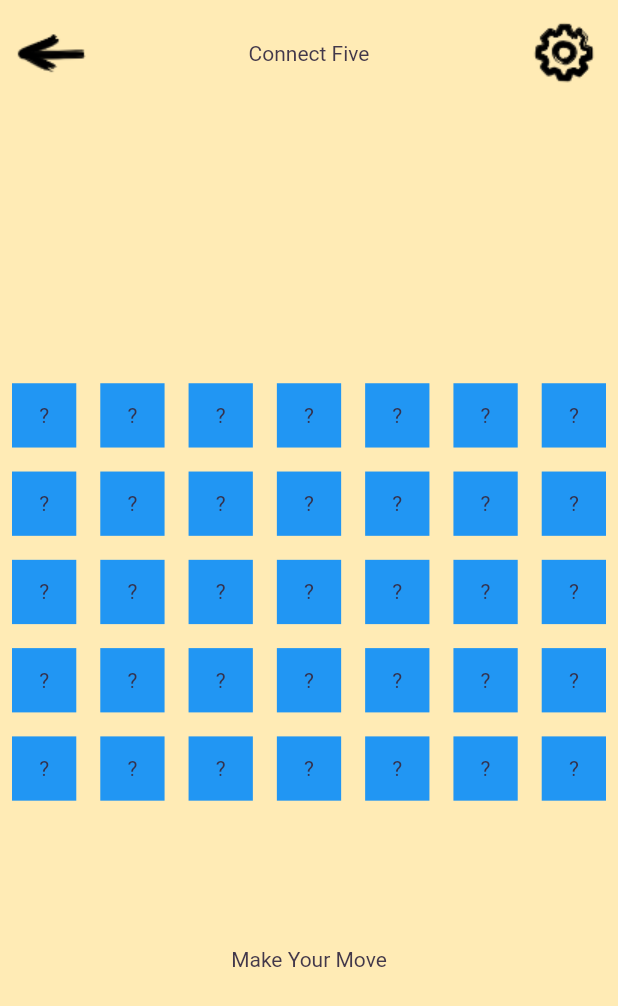
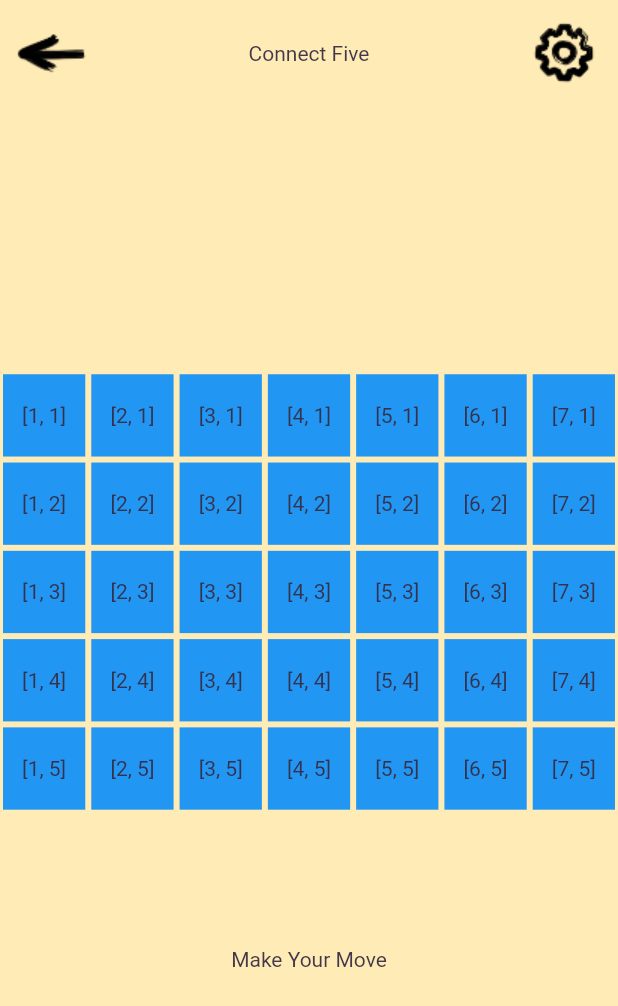
Before and after one commit to davefaliskie/game_1, a Flutter app: the PlaySessionScreen screen opened directly with sample values from the repository, on a phone screen of 412 x 824 dp. Shown: the top 1006 px of the screen. Run offline on Flutter 3.47's test engine with Material 2 defaults, Android fonts, the light colour scheme and no system bars; our stand-ins replace audioplayers, firebase_core, firebase_crashlytics, go_router, google_mobile_ads, in_app_purchase and 1 more; missing offline and left inert: games_services; accounts and stored records are empty.

Commit message:
identify the row/col for each tile

```diff
--- /dev/null
+++ b/lib/src/game_internals/board_setting.dart
@@ -0,0 +1,34 @@
+class BoardSetting {
+  final int cols;
+  final int rows;
+
+  const BoardSetting(
+      {required this.cols,
+      required this.rows});
+
+  int totalTiles() {
+    return cols * rows;
+  }
+
+  List<int> tilePosition(int boardIndex) {
+
+    // int x = ((boardIndex + 1) / cols).ceil();
+    // int y = ((rows * cols) + 1) - ((rows * cols) - boardIndex);
+
+    int column = (boardIndex % cols).ceil() + 1;
+    int row = ((boardIndex + 1) / cols).ceil();
+    return [column, row];
+  }
+
+
+  // @override
+  // int get hashCode => Object.hash(cols, rows);
+  //
+  // @override
+  // bool operator ==(Object other) {
+  //   return other is BoardSetting &&
+  //       other.cols == cols &&
+  //       other.rows == rows &&
+  //       other.tiles == tiles;
+  // }
+}
--- a/lib/src/play_session/board_tile.dart
+++ b/lib/src/play_session/board_tile.dart
@@ -1,7 +1,9 @@
 import 'package:flutter/material.dart';
 
 class BoardTile extends StatefulWidget {
-  const BoardTile({super.key});
+  final List position;
+
+  const BoardTile({super.key, required this.position});
 
   @override
   State<BoardTile> createState() => _BoardTileState();
@@ -11,10 +13,10 @@ class _BoardTileState extends State<BoardTile> {
   @override
   Widget build(BuildContext context) {
     return Padding(
-      padding: const EdgeInsets.all(8.0),
+      padding: const EdgeInsets.all(2.0),
       child: Container(
         color: Colors.blue,
-        child: Center(child: Text("?")),
+        child: Center(child: Text("${widget.position}")),
       ),
     );
   }
--- a/lib/src/play_session/game_board.dart
+++ b/lib/src/play_session/game_board.dart
@@ -1,17 +1,17 @@
 import 'package:flutter/material.dart';
 import 'package:game_template/src/play_session/board_tile.dart';
 
+import '../game_internals/board_setting.dart';
+
 class GameBoard extends StatefulWidget {
-  const GameBoard({super.key});
+  final BoardSetting boardSetting;
+  const GameBoard({super.key, required this.boardSetting});
 
   @override
   State<GameBoard> createState() => _GameBoardState();
 }
 
 class _GameBoardState extends State<GameBoard> {
-  final boardRows = 5;
-  final boardCols = 7;
-
   @override
   Widget build(BuildContext context) {
     return SizedBox(
@@ -20,10 +20,10 @@ class _GameBoardState extends State<GameBoard> {
         children: [
           Expanded(
             child: GridView.count(
-              crossAxisCount: boardCols,
+              crossAxisCount: widget.boardSetting.cols,
               children: [
-                for (var x = 0; x < boardRows * boardCols; x++)
-                  BoardTile(),
+                for (var i = 0; i < widget.boardSetting.totalTiles(); i++)
+                  BoardTile(position: widget.boardSetting.tilePosition(i)),
               ],
             ),
           ),
--- a/lib/src/play_session/play_session_screen.dart
+++ b/lib/src/play_session/play_session_screen.dart
@@ -5,6 +5,7 @@
 import 'dart:async';
 
 import 'package:flutter/material.dart';
+import 'package:game_template/src/game_internals/board_setting.dart';
 import 'package:game_template/src/play_session/game_board.dart';
 import 'package:go_router/go_router.dart';
 import 'package:logging/logging.dart' hide Level;
@@ -40,6 +41,8 @@ class _PlaySessionScreenState extends State<PlaySessionScreen> {
   bool _duringCelebration = false;
 
   late DateTime _startOfPlay;
+
+  final BoardSetting boardSetting = BoardSetting(cols: 7, rows: 5);
 
   @override
   Widget build(BuildContext context) {
@@ -82,7 +85,7 @@ class _PlaySessionScreenState extends State<PlaySessionScreen> {
                       ),
                     ),
                     Spacer(),
-                    GameBoard(),
+                    GameBoard(boardSetting: boardSetting),
                     Spacer(),
                   ],
                 ),
```
